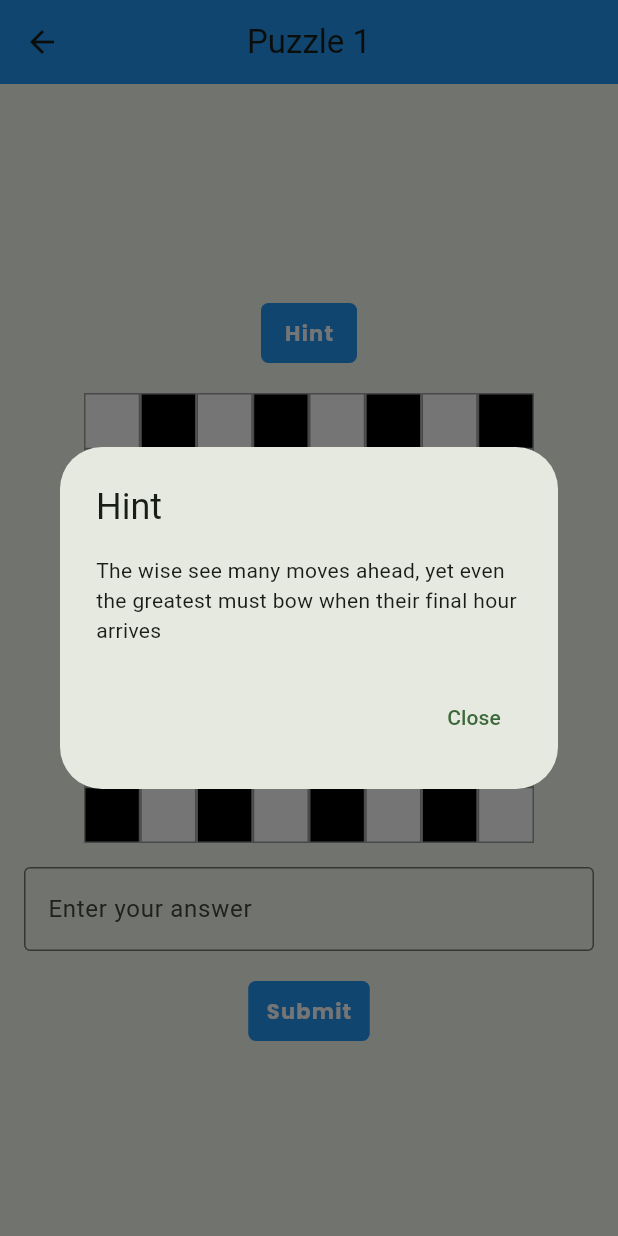
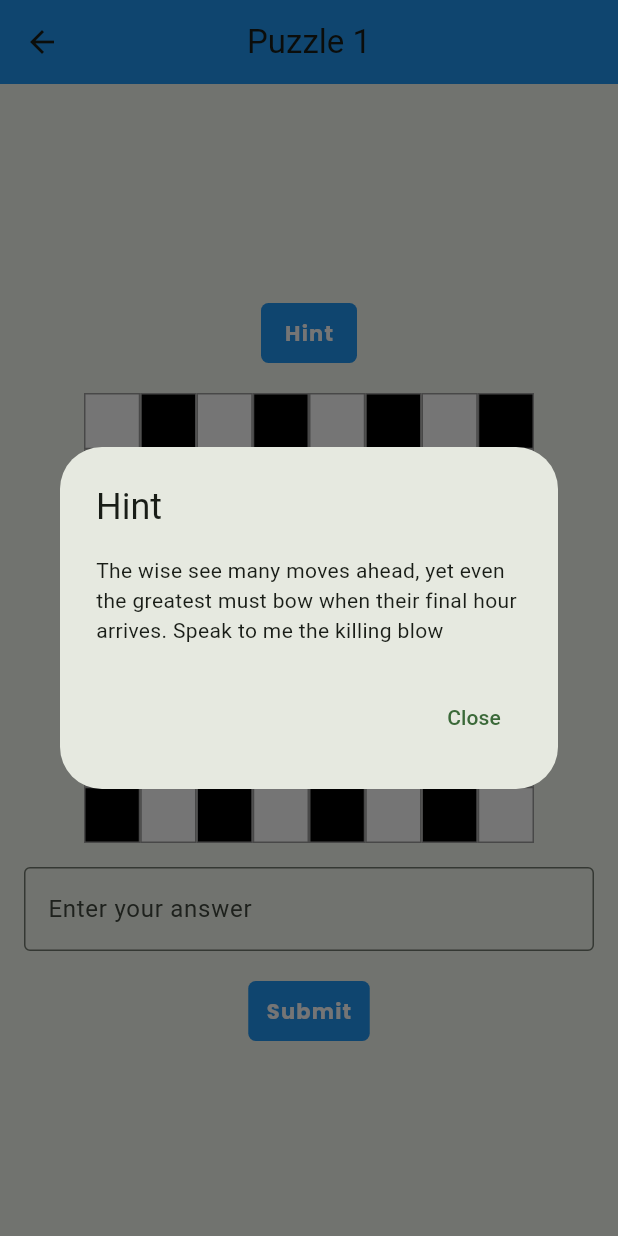
Before and after one commit to walliscode/Eremos, a Flutter app: the ChessPuzzle screen opened directly, after a tap on "Hint", on a phone screen of 412 x 824 dp. Run offline on Flutter 3.47's test engine with Material 3 defaults, Android fonts, the phone set to English and light mode, and no system bars; our stand-ins replace firebase_auth, firebase_core, flutter_riverpod, google_fonts; accounts and stored records are empty.

Commit message:
a few tweaks

```diff
--- a/eremos/lib/screens/puzzles/chess_puzzle.dart
+++ b/eremos/lib/screens/puzzles/chess_puzzle.dart
@@ -74,7 +74,7 @@ Future<void> _dialogBuilder(BuildContext context) {
       return AlertDialog(
         title: const Text('Hint'),
         content: const Text(
-          "The wise see many moves ahead, yet even the greatest must bow when their final hour arrives",
+          "The wise see many moves ahead, yet even the greatest must bow when their final hour arrives. Speak to me the killing blow",
         ),
         actions: <Widget>[
           TextButton(
@@ -101,6 +101,7 @@ class ChessBoard extends StatefulWidget {
 class _ChessBoardState extends State<ChessBoard> {
   // list of chess pieces in ascii characters
   final List<String> _pieces = [
+    '',
     '♔',
     '♕',
     '♖',
```
